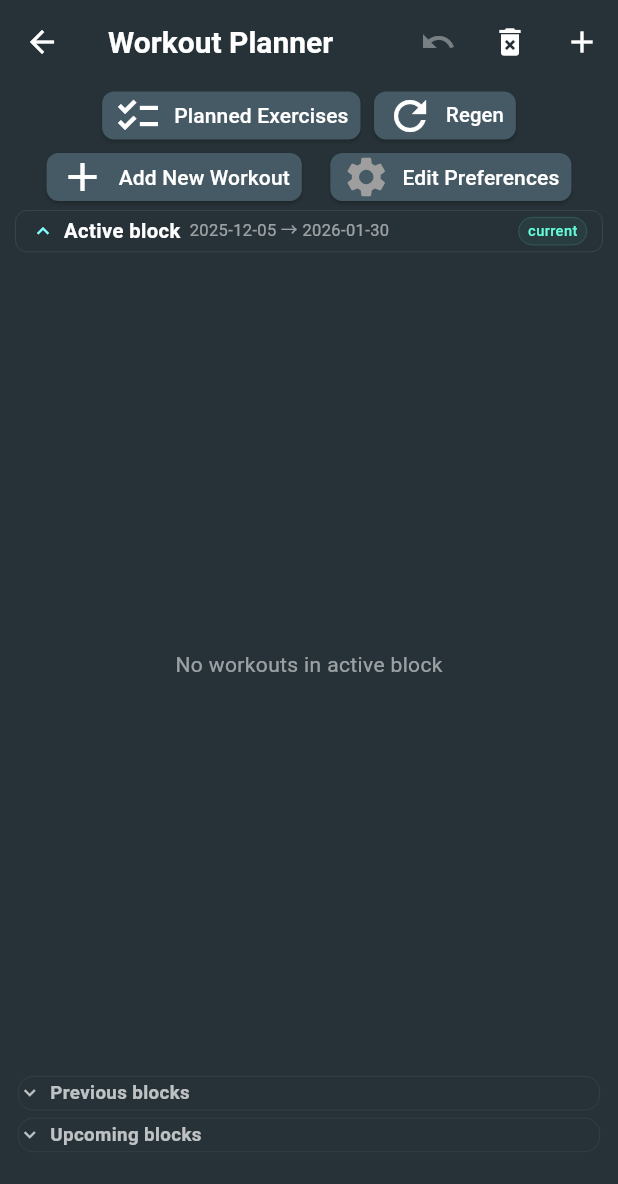
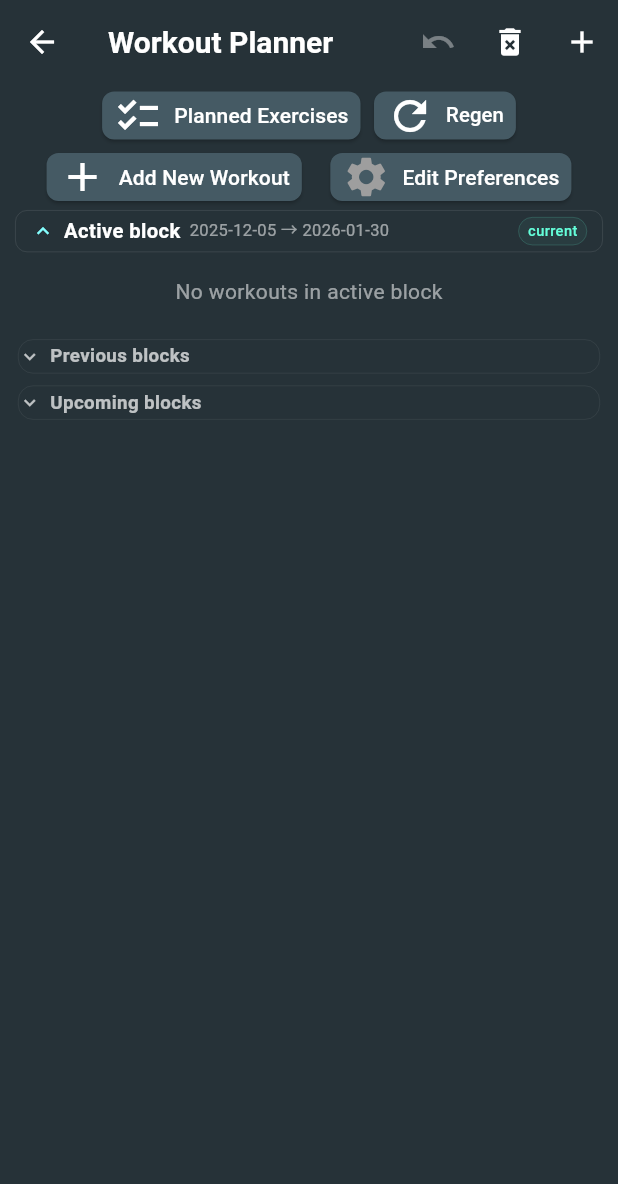
Before and after one commit to Razors-Edge-PT/razorsedge-app-Apple, a Flutter app: the TemplatesScreen screen opened by its route, on a phone screen of 412 x 824 dp. Shown: the top 1184 px of the screen. Run offline on Flutter 3.47's test engine with Material 3 defaults, Android fonts, the phone set to English and light mode, and no system bars; our stand-ins replace chewie, cloud_firestore, cloud_functions, firebase_auth, firebase_core, firebase_storage and 12 more; missing offline and left inert: firebase_app_check, string_similarity, video_thumbnail; accounts and stored records are empty; generated files the repository leaves out were written again; Roboto replaces fonts that are missing (Monda).

Commit message:
templates UI fixed in templates.dart - now showing unassinged templates in 'other'

```diff
--- a/lib/templates.dart
+++ b/lib/templates.dart
@@ -1206,25 +1206,30 @@
     final activeBlockTemplates =
     _activeBlockId != null ? _templatesForBlock(_activeBlockId) : <Template>[];
 
-    // legacy / unassigned → show them in active too
-    final allToShow = activeBlockTemplates; // only those tied to the active block
-
+    // only those tied to the active block
+    final allToShow = activeBlockTemplates;
 
     return Padding(
       padding: const EdgeInsets.symmetric(horizontal: 12),
+      child: SingleChildScrollView(
         child: Column(
           crossAxisAlignment: CrossAxisAlignment.stretch,
           children: [
-          // 🔹 main list area (takes all the height)
-          Expanded(
-            child: allToShow.isEmpty
-                ? const Center(
+            // 🔹 Active block templates (reorderable)
+            if (allToShow.isEmpty)
+              const Padding(
+                padding: EdgeInsets.symmetric(vertical: 12.0),
+                child: Center(
                   child: Text(
                     'No workouts in active block',
                     style: TextStyle(color: Colors.white54),
                   ),
+                ),
               )
-                : ReorderableListView.builder(
+            else
+              ReorderableListView.builder(
+                shrinkWrap: true,
+                physics: const NeverScrollableScrollPhysics(), // ✔ outer scroll handles it
                 itemCount: allToShow.length,
                 onReorder: (oldIndex, newIndex) {
                   setState(() {
@@ -1244,20 +1249,81 @@
                   return _buildTemplateCard(template, index: index);
                 },
               ),
-          ),
-
-          const SizedBox(height: 2),
-
-          // 🔹 now, AFTER the active list, show previous & upcoming
+
+            const SizedBox(height: 8),
+
+            // 🔹 previous & upcoming block sections
             _buildPreviousBlocksSection(),
-          const SizedBox(height: 1),
+            const SizedBox(height: 4),
             _buildUpcomingBlocksSection(),
+            const SizedBox(height: 8),
+
+            // 🔹 other/unassigned templates at the bottom
+            _buildOtherTemplatesSection(),
 
             const SizedBox(height: 54),
           ],
         ),
-    );
-  }
+      ),
+    );
+  }
+
+
+
+  Widget _buildOtherTemplatesSection() {
+    // Templates with NO blockId and NO blockAssignment
+    final otherTemplates = templates.where((t) {
+      final id = t.blockId?.trim();
+      final assign = t.blockAssignment?.trim();
+      final noId = id == null || id.isEmpty;
+      final noAssign = assign == null || assign.isEmpty;
+      return noId && noAssign;
+    }).toList();
+
+    if (otherTemplates.isEmpty) {
+      return const SizedBox.shrink();
+    }
+
+    return Column(
+      crossAxisAlignment: CrossAxisAlignment.stretch,
+      children: [
+        const Padding(
+          padding: EdgeInsets.only(top: 8.0, bottom: 4.0),
+          child: Text(
+            'Other templates',
+            style: TextStyle(
+              color: Colors.white70,
+              fontWeight: FontWeight.bold,
+            ),
+          ),
+        ),
+        ReorderableListView.builder(
+          shrinkWrap: true,
+          physics: const NeverScrollableScrollPhysics(),
+          buildDefaultDragHandles: false,
+          itemCount: otherTemplates.length,
+          itemBuilder: (context, index) {
+            final template = otherTemplates[index];
+            return _buildTemplateCard(template, index: index);
+          },
+          onReorder: (oldIndex, newIndex) {
+            setState(() {
+              if (newIndex > oldIndex) newIndex--;
+              final moved = otherTemplates.removeAt(oldIndex);
+              otherTemplates.insert(newIndex, moved);
+
+              // reflect in global list
+              templates
+                ..removeWhere((t) => t.id == moved.id)
+                ..insert(newIndex, moved);
+            });
+          },
+        ),
+      ],
+    );
+  }
+
+
 
 
   Widget _buildTemplateCard(Template template, {int? index}) {
```
Lines whose indentation alone changed are shown as unchanged.
